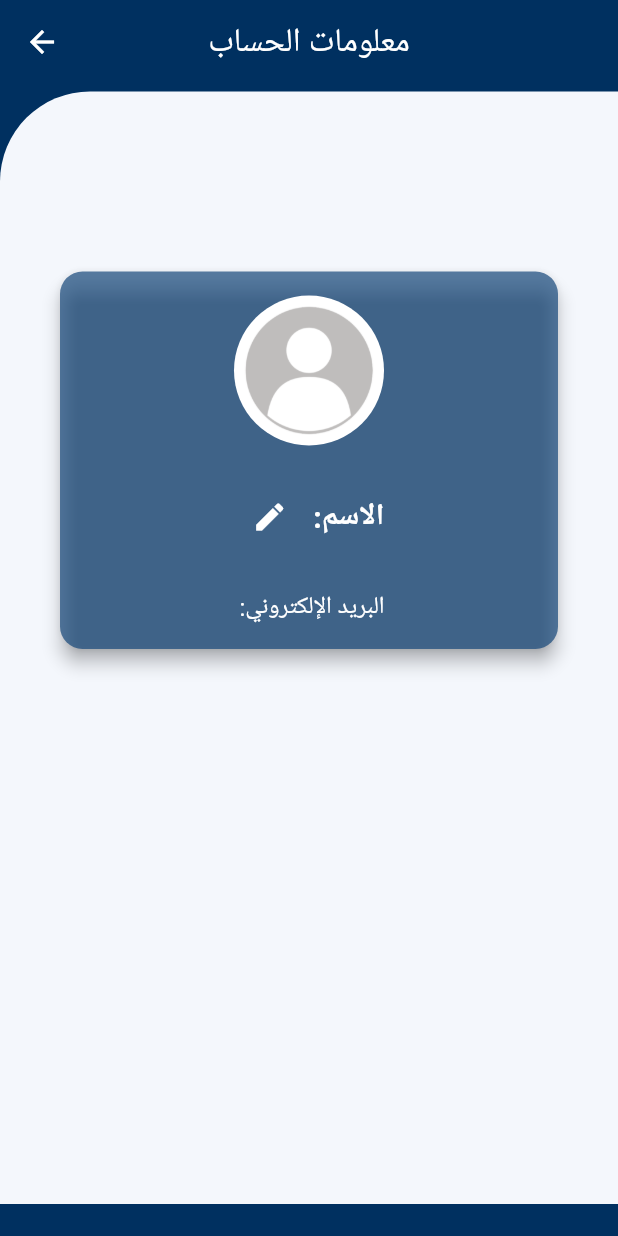
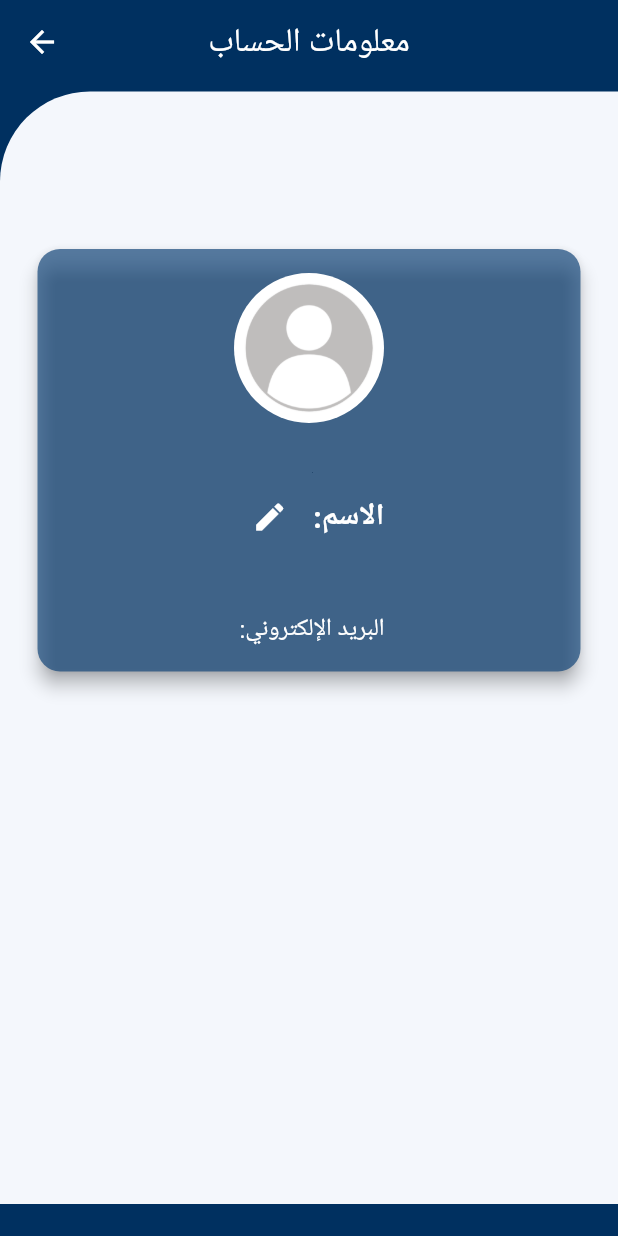
Before and after one commit to Lujain-M02/2023-GP1-6, a Flutter app: the ProfileInformation screen opened directly, on a phone screen of 412 x 824 dp. Run offline on Flutter 3.47's test engine with Material 3 defaults, Android fonts, the phone set to English and light mode, and no system bars; our stand-ins replace animate_do, animated_text_kit, cached_network_image, cloud_firestore, curved_navigation_bar, firebase_auth and 10 more; missing offline and left inert: dart_openai, flutter_cached_pdfview, flutter_config, flutter_file_downloader, languagetool_textfield; accounts and stored records are empty; Roboto replaces fonts that are missing (Vazirmatn).

Commit message:
fixing size on the user info container

```diff
--- a/your_story/lib/pages/More_Page/user_info.dart
+++ b/your_story/lib/pages/More_Page/user_info.dart
@@ -100,11 +100,12 @@ class _ProfileInformationState extends State<ProfileInformation> {
                         // ignore: sized_box_for_whitespace
                         child: Container(
                           width: MediaQuery.of(context).size.width * 0.9,
+                          height: MediaQuery.of(context).size.height*0.9,
                           child: Card(
                             elevation: 5,
                             shadowColor: const Color.fromARGB(255, 6, 14, 21),
                             color: const Color.fromARGB(175, 17, 68, 120),
-                            margin: const EdgeInsets.all(20),
+                            margin: const EdgeInsets.all(5),
                             shape: RoundedRectangleBorder(
                               borderRadius: BorderRadius.circular(15),
                             ),
```
